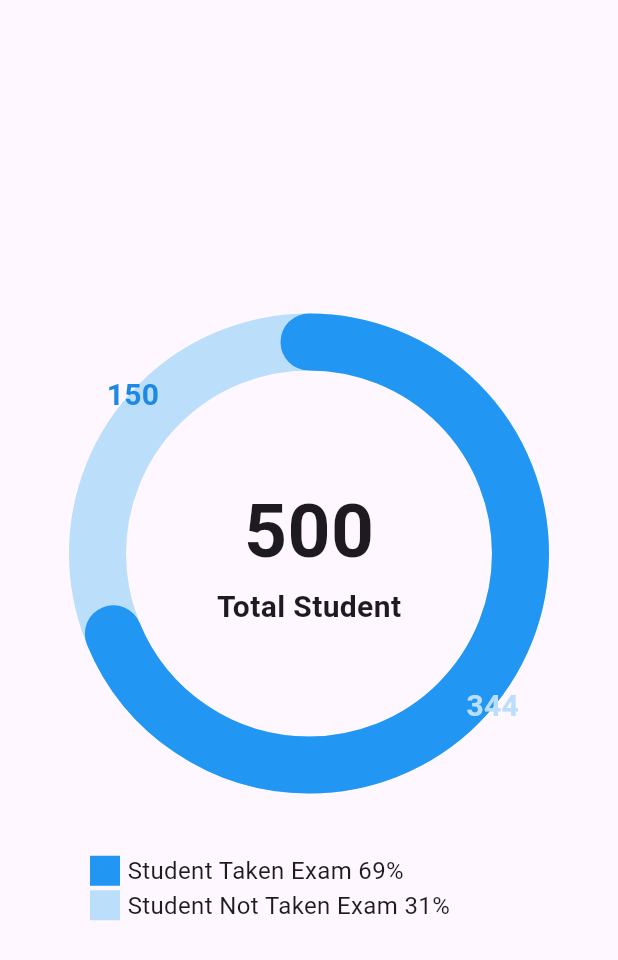
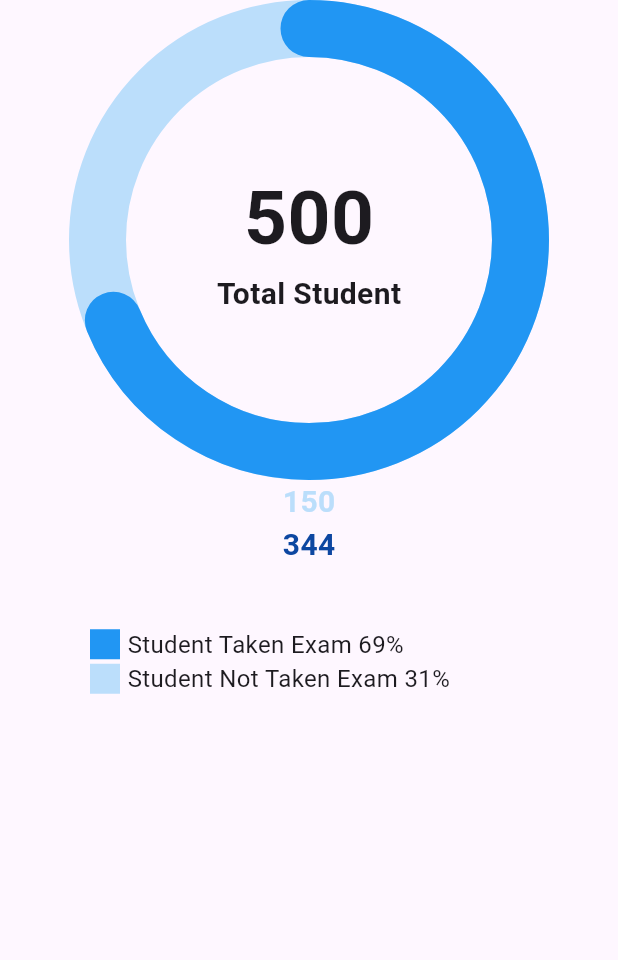
Before and after one commit to singhanshika1302/management_system, a Flutter app: the CircularProgressIndicatorWidget widget shown alone on an empty page, opened directly, on a phone screen of 412 x 824 dp. Shown: the top 960 px of the screen. Run offline on Flutter 3.47's test engine with Material 3 defaults, Android fonts, the phone set to English and light mode, and no system bars; drawn by our look-alikes of percent_indicator; our stand-ins replace google_fonts, hexcolor.

Commit message:
Responsive  done

```diff
--- a/lib/Screens/Leaderboard.dart
+++ b/lib/Screens/Leaderboard.dart
@@ -1,3 +1,5 @@
+// ignore_for_file: sort_child_properties_last
+
 import 'package:admin_portal/Widgets/Custom_Container.dart';
 import 'package:admin_portal/Widgets/Screensize.dart';
 import 'package:admin_portal/constants/constants.dart';
@@ -20,12 +22,12 @@ class _LeaderboardState extends State<Leaderboard> {
            children: [
              Column(
                children: [
-                 CustomRoundedContainer(child: Text("Static"), height: heightFactor(context)*420, width: widthFactor(context)*450,padding: EdgeInsets.all(10),margin: EdgeInsets.only(top: 20),),
-                  CustomRoundedContainer(child: Text("0987654"), height: heightFactor(context)*420, width: widthFactor(context)*450,padding: EdgeInsets.all(10),margin: EdgeInsets.only(top: 20,bottom: 10),)
+                 CustomRoundedContainer(child: const Text("Static"), height: heightFactor(context)*420, width: widthFactor(context)*450,padding: EdgeInsets.all(10),margin: EdgeInsets.only(top: 20),),
+                  CustomRoundedContainer(child:const  Text("0987654"), height: heightFactor(context)*420, width: widthFactor(context)*450,padding: EdgeInsets.all(10),margin: EdgeInsets.only(top: 20,bottom: 10),)
                ],
 
              ),
-              CustomRoundedContainer(child: Text("asdfghjk"), height: heightFactor(context)*858, width: widthFactor(context)*700,padding: EdgeInsets.all(10),margin: EdgeInsets.only(top: 20,left: 20),)
+              CustomRoundedContainer(child:const  Text("asdfghjk"), height: heightFactor(context)*858, width: widthFactor(context)*700,padding: EdgeInsets.all(10),margin: EdgeInsets.only(top: 20,left: 20),)
            ],
          ),
        ),
--- a/lib/Screens/loader.dart
+++ b/lib/Screens/loader.dart
@@ -15,7 +15,7 @@ class MyApp extends StatelessWidget {
       ),
       home: Scaffold(
         appBar: AppBar(
-          title: Text('Progress Indicator'),
+          title: const Text('Progress Indicator'),
         ),
         body: Center(
           child: CircularProgressIndicatorWidget(),
@@ -32,13 +32,11 @@ class CircularProgressIndicatorWidget extends StatelessWidget {
 
   @override
   Widget build(BuildContext context) {
-    double takenExamPercentage = studentsTakenExam / totalStudents;
+    final double takenExamPercentage = studentsTakenExam / totalStudents;
 
-    return Column(
+    return SingleChildScrollView(
+      child: Column(
         mainAxisAlignment: MainAxisAlignment.center,
-      children: [
-        Stack(
-          alignment: Alignment.center,
         children: [
           CircularPercentIndicator(
             radius: 160.0,
@@ -49,12 +47,12 @@ class CircularProgressIndicatorWidget extends StatelessWidget {
               children: [
                 Text(
                   totalStudents.toString(),
-                    style: TextStyle(
+                  style: const TextStyle(
                     fontSize: 50,
                     fontWeight: FontWeight.bold,
                   ),
                 ),
-                  Text(
+                const Text(
                   "Total Student",
                   style: TextStyle(
                     fontSize: 20,
@@ -75,7 +73,7 @@ class CircularProgressIndicatorWidget extends StatelessWidget {
               style: TextStyle(
                 fontSize: 20,
                 fontWeight: FontWeight.bold,
-                  color: Colors.blue.shade600,
+                color: Colors.blue.shade100,
               ),
             ),
           ),
@@ -87,13 +85,11 @@ class CircularProgressIndicatorWidget extends StatelessWidget {
               style: TextStyle(
                 fontSize: 20,
                 fontWeight: FontWeight.bold,
-                  color: Colors.blue[100],
+                color: Colors.blue.shade900,
               ),
             ),
           ),
-          ],
-        ),
-        SizedBox(height: 20),
+          const SizedBox(height: 20),
           Padding(
             padding: const EdgeInsets.fromLTRB(60, 20, 0, 0),
             child: Column(
@@ -104,7 +100,7 @@ class CircularProgressIndicatorWidget extends StatelessWidget {
                   text: "Student Taken Exam",
                   percentage: takenExamPercentage * 100,
                 ),
-              SizedBox(width: 20),
+                const SizedBox(width: 20),
                 Indicator(
                   color: Colors.blue[100]!,
                   text: "Student Not Taken Exam",
@@ -114,6 +110,7 @@ class CircularProgressIndicatorWidget extends StatelessWidget {
             ),
           ),
         ],
+      ),
     );
   }
 }
@@ -139,10 +136,10 @@ class Indicator extends StatelessWidget {
           height: 20,
           color: color,
         ),
-        SizedBox(width: 5),
+        const SizedBox(width: 5),
         Text(
           "$text ${percentage.toStringAsFixed(0)}%",
-          style: TextStyle(fontSize: 16),
+          style: const TextStyle(fontSize: 16),
         ),
       ],
     );
```
Lines whose indentation alone changed are shown as unchanged.
